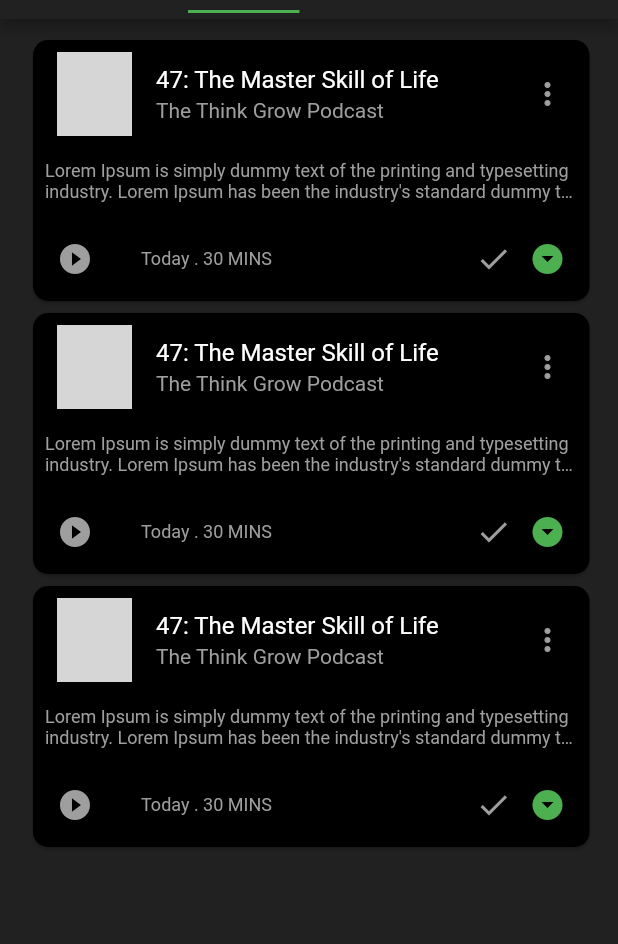
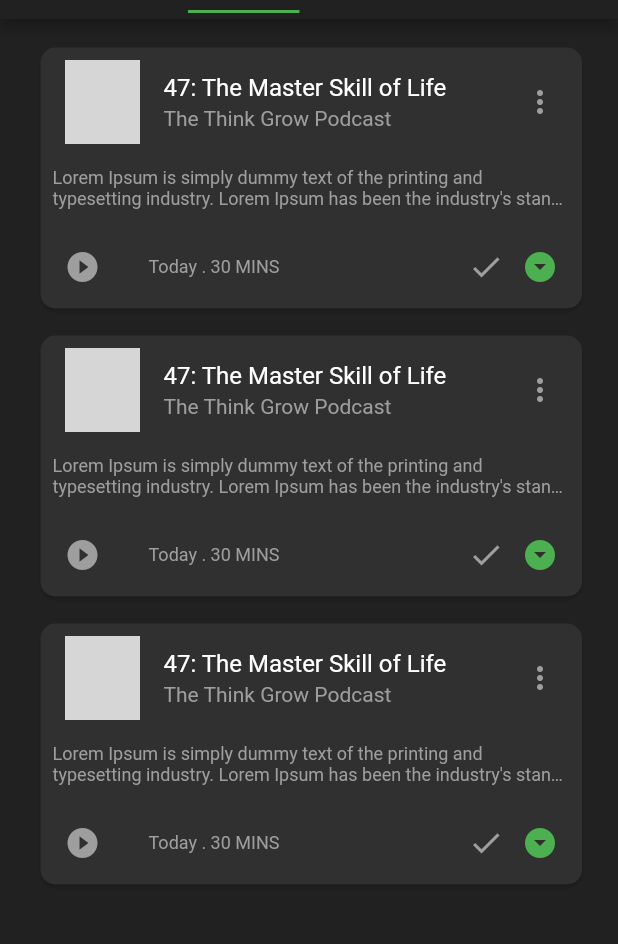
Before and after one commit to Madanraj1/flutter_spotify_ui, a Flutter app: the PodcastTabScreen screen opened directly, tab 2 chosen, on a phone screen of 412 x 824 dp, the part 65-1009 px from its top. Run offline on Flutter 3.47's test engine with Material 2 defaults, Android fonts, the phone set to English and light mode, and no system bars; our stand-ins replace font_awesome_flutter; network calls fail; grey boxes are pictures that could not be loaded.

```diff
--- a/lib/screens/Library/Downloads.dart
+++ b/lib/screens/Library/Downloads.dart
@@ -10,10 +10,12 @@ class DownloadScreen extends StatelessWidget {
         child: ListView.builder(
             itemCount: 3,
             itemBuilder: (context, index) {
-              return Card(
+              return Padding(
+                padding: const EdgeInsets.all(5.0),
+                child: Card(
                   shape: RoundedRectangleBorder(
                       borderRadius: BorderRadius.circular(10.0)),
-                color: Colors.black,
+                  color: Colors.grey[850],
                   child: Column(
                     children: [
                       ListTile(
@@ -60,7 +62,8 @@ class DownloadScreen extends StatelessWidget {
                             ),
                             title: Text(
                               "Today . 30 MINS",
-                            style: TextStyle(color: Colors.grey, fontSize: 12),
+                              style:
+                                  TextStyle(color: Colors.grey, fontSize: 12),
                             ),
                             trailing: Wrap(
                               spacing: 12,
@@ -78,6 +81,7 @@ class DownloadScreen extends StatelessWidget {
                       )
                     ],
                   ),
+                ),
               );
             }),
       ),
```
Also changed, not shown: lib/screens/Library/Episodes.dart (+7 -3 lines). Lines whose indentation alone changed are shown as unchanged.
